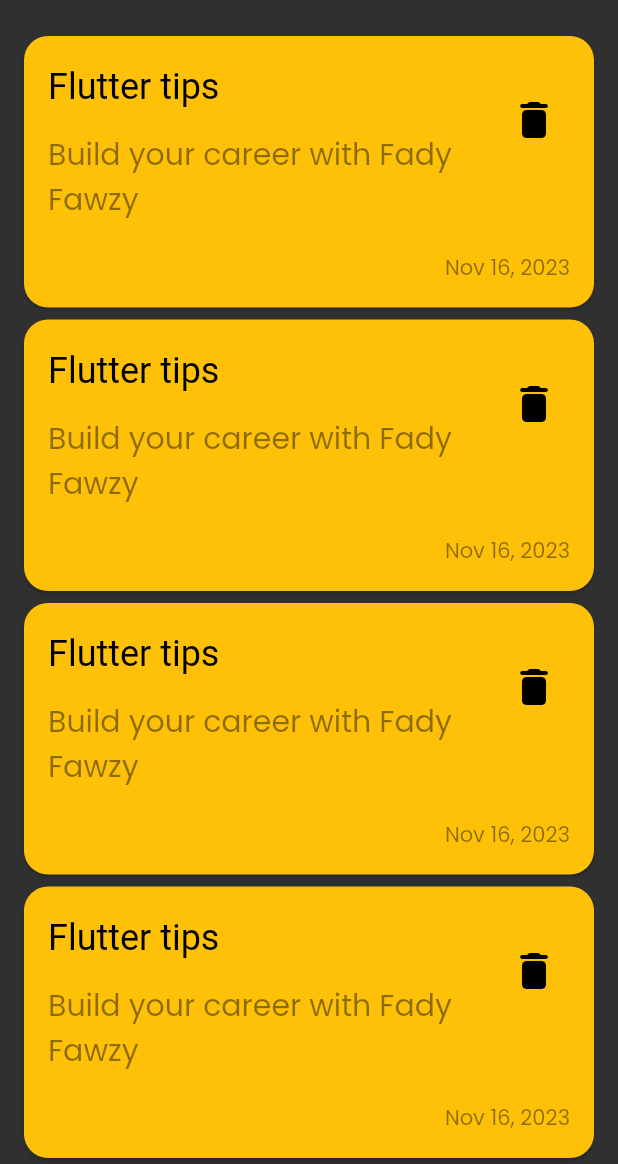
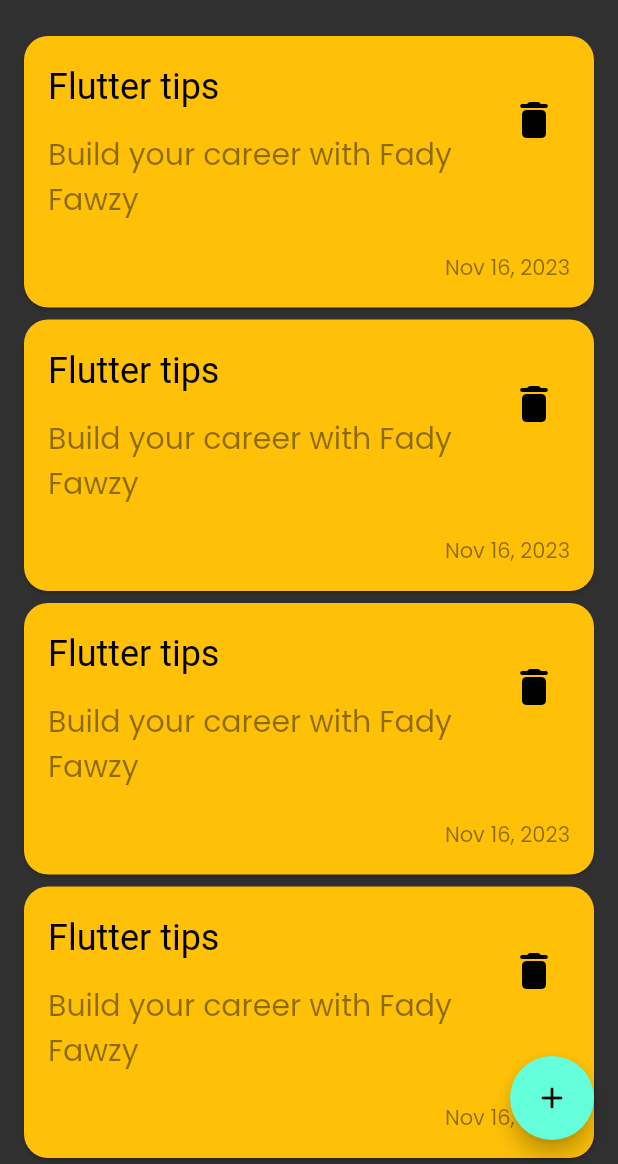
Before and after one commit to FadyFawzyOfficial/notes, a Flutter app: the screen it shows after launch, on a phone screen of 412 x 824 dp, the part 72-1236 px from its top. Run offline on Flutter 3.47's test engine with Material 2 defaults, Android fonts, the phone set to English and light mode, and no system bars.

Commit message:
7. Add Floating Action Button

```diff
--- a/lib/views/notes_view.dart
+++ b/lib/views/notes_view.dart
@@ -13,11 +13,13 @@ class NotesView extends StatelessWidget {
         elevation: 0,
         backgroundColor: Colors.transparent,
         title: const Text('Notes'),
-        actions: const [
-          SearchButton(),
-        ],
+        actions: const [SearchButton()],
       ),
       body: const NotesListView(),
+      floatingActionButton: FloatingActionButton(
+        onPressed: () {},
+        child: const Icon(Icons.add_rounded),
+      ),
     );
   }
 }
--- a/lib/views/widgets/note_tile.dart
+++ b/lib/views/widgets/note_tile.dart
@@ -44,7 +44,7 @@ class NoteTile extends StatelessWidget {
                 onPressed: () {},
               ),
             ),
-            Text(
+            const Text(
               'Nov 16, 2023',
               style: TextStyle(color: Colors.black45),
             ),
```
